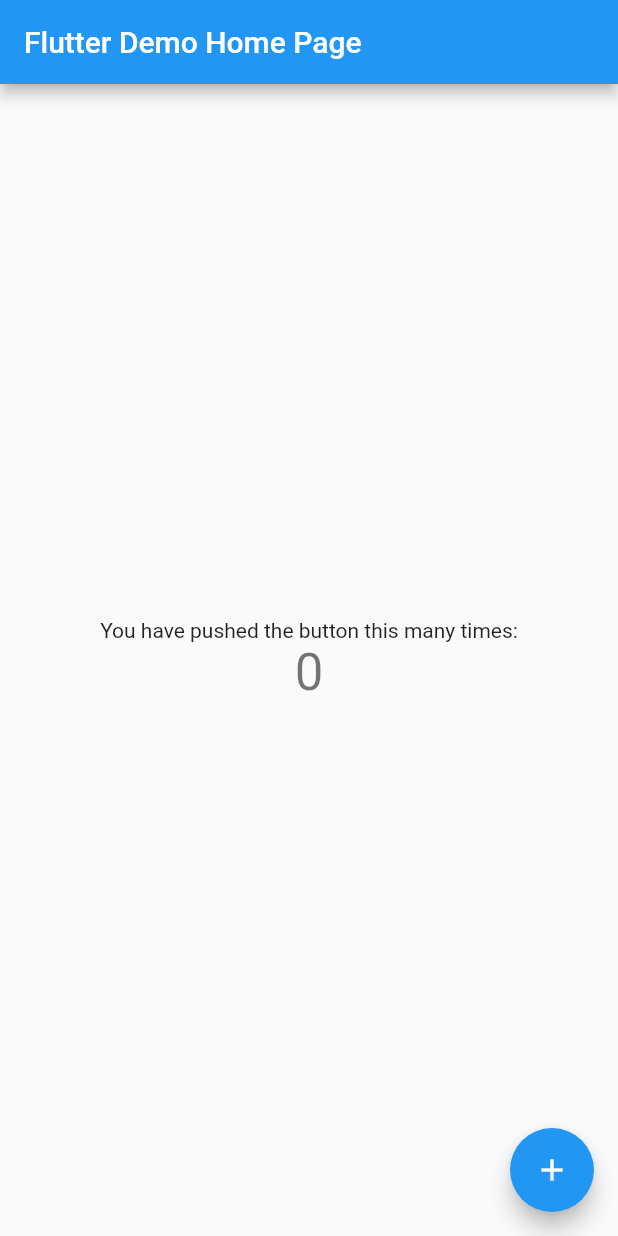
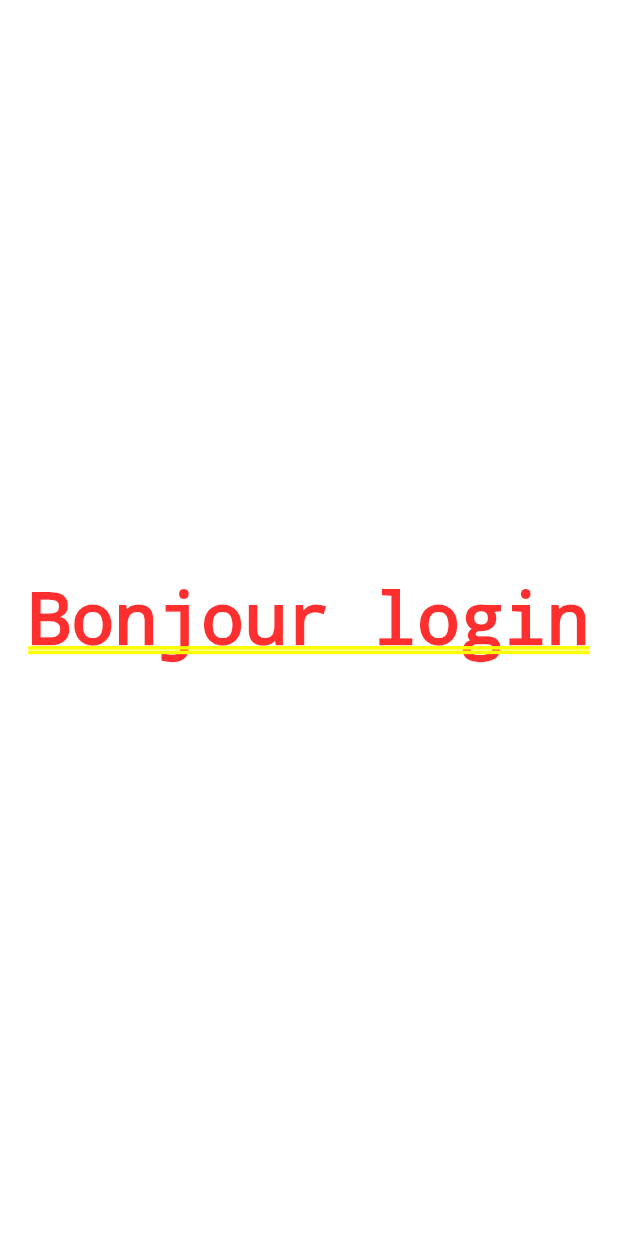
Before and after one commit to safidy1863/Rohy, a Flutter app: the screen it shows after launch, on a phone screen of 412 x 824 dp. Run offline on Flutter 3.47's test engine with Material 2 defaults, Android fonts, the phone set to English and light mode, and no system bars; our stand-ins replace go_router.

Commit message:
[CREATE] router configuration

```diff
--- a/lib/main.dart
+++ b/lib/main.dart
@@ -1,67 +1,18 @@
 import 'package:flutter/material.dart';
+import 'package:rohy/shared/router/router.dart';
 
 void main() {
-  runApp(const MyApp());
+  runApp(const Rohy());
 }
 
-class MyApp extends StatelessWidget {
-  const MyApp({super.key});
+class Rohy extends StatelessWidget {
+  const Rohy({super.key});
 
-  // This widget is the root of your application.
   @override
   Widget build(BuildContext context) {
-    return MaterialApp(
-      title: 'Flutter Demo',
-      theme: ThemeData(
-        primarySwatch: Colors.blue,
-      ),
-      home: const MyHomePage(title: 'Flutter Demo Home Page'),
+    return MaterialApp.router(
+      title: 'Rohy',
+      routerConfig: AppRouter.configurations,
     );
   }
 }
-
-class MyHomePage extends StatefulWidget {
-  const MyHomePage({super.key, required this.title});
-  final String title;
-
-  @override
-  State<MyHomePage> createState() => _MyHomePageState();
-}
-
-class _MyHomePageState extends State<MyHomePage> {
-  int _counter = 0;
-
-  void _incrementCounter() {
-    setState(() {
-      _counter++;
-    });
-  }
-
-  @override
-  Widget build(BuildContext context) {
-    return Scaffold(
-      appBar: AppBar(
-        title: Text(widget.title),
-      ),
-      body: Center(
-        child: Column(
-          mainAxisAlignment: MainAxisAlignment.center,
-          children: <Widget>[
-            const Text(
-              'You have pushed the button this many times:',
-            ),
-            Text(
-              '$_counter',
-              style: Theme.of(context).textTheme.headlineMedium,
-            ),
-          ],
-        ),
-      ),
-      floatingActionButton: FloatingActionButton(
-        onPressed: _incrementCounter,
-        tooltip: 'Increment',
-        child: const Icon(Icons.add),
-      ),
-    );
-  }
-}
--- /dev/null
+++ b/lib/shared/models/route_path.dart
@@ -0,0 +1,3 @@
+class RoutePath {
+  static String loginPath = "/login";
+}
--- /dev/null
+++ b/lib/shared/router/router.dart
@@ -0,0 +1,16 @@
+import 'package:go_router/go_router.dart';
+import 'package:rohy/shared/models/route_path.dart';
+import 'package:rohy/view/login_screen.dart';
+
+class AppRouter {
+
+  static GoRouter configurations = GoRouter(
+    initialLocation: RoutePath.loginPath,
+    routes: [
+      GoRoute(
+        path: RoutePath.loginPath,
+        builder: (context,state) => const LoginScreen(),
+      )
+    ]
+  );
+}
--- /dev/null
+++ b/lib/view/login_screen.dart
@@ -0,0 +1,13 @@
+import 'package:flutter/material.dart';
+
+class LoginScreen extends StatelessWidget {
+
+  const LoginScreen({super.key});
+
+  @override
+  Widget build(BuildContext context) {
+    return const Center(
+      child: Text("Bonjour login"),
+    );
+  }
+}
```
Also changed, not shown: pubspec.yaml (+8 -0 lines), lib/shared/assets/images/logo.jpg (added), pubspec.lock, 1 other file.
